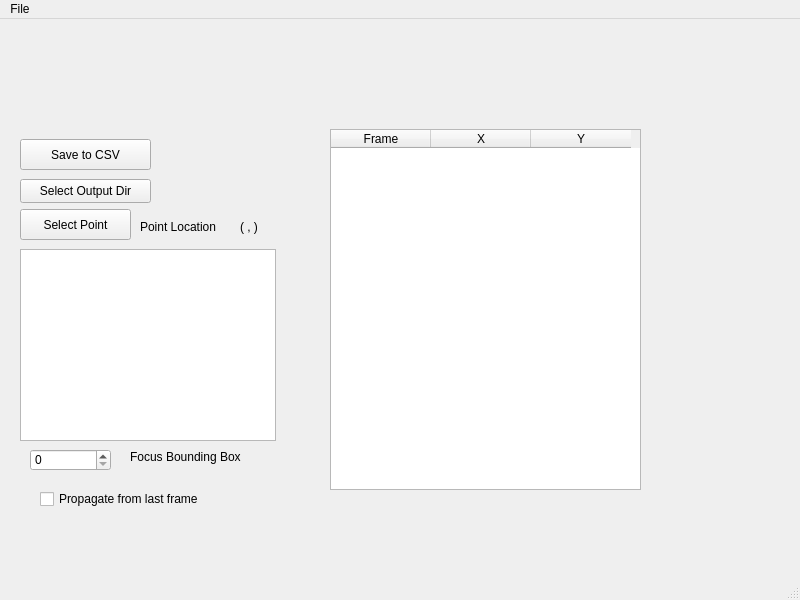
This is src/WhiskerToolbox/Tracking_Widget/Tracking_Widget.ui in paulmthompson/WhiskerToolbox as Qt 5 draws it before an edit. The edited form follows.
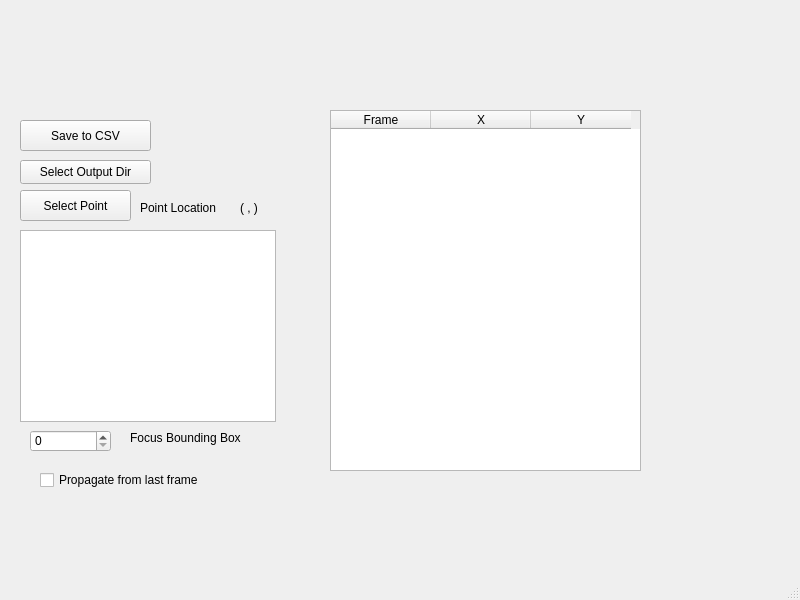
This is the edited form.

Commit message: remove redundant keypoint loading method from tracking

The edit to the form file:
```diff
--- a/src/WhiskerToolbox/Tracking_Widget/Tracking_Widget.ui
+++ b/src/WhiskerToolbox/Tracking_Widget/Tracking_Widget.ui
@@ -173,13 +173,6 @@
      <height>22</height>
     </rect>
    </property>
-   <widget class="QMenu" name="menuFile">
-    <property name="title">
-     <string>File</string>
-    </property>
-    <addaction name="actionLoad_CSV"/>
-   </widget>
-   <addaction name="menuFile"/>
   </widget>
   <widget class="QStatusBar" name="statusbar"/>
   <action name="actionLoad_CSV">
```
The commit also changes 2 other files.
